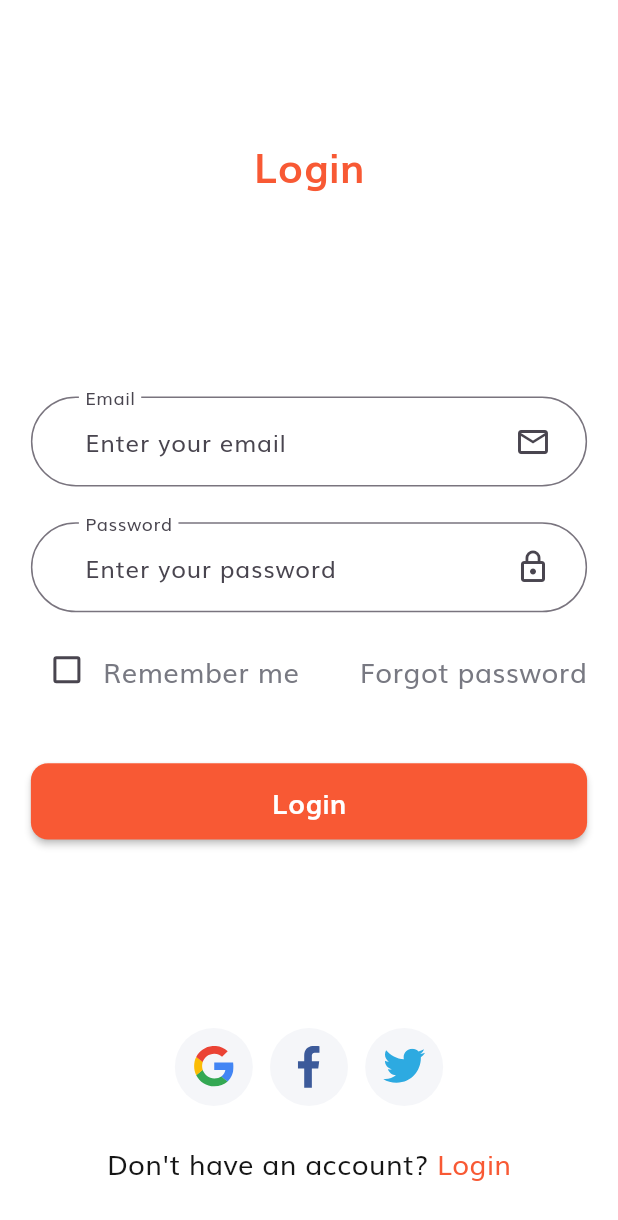
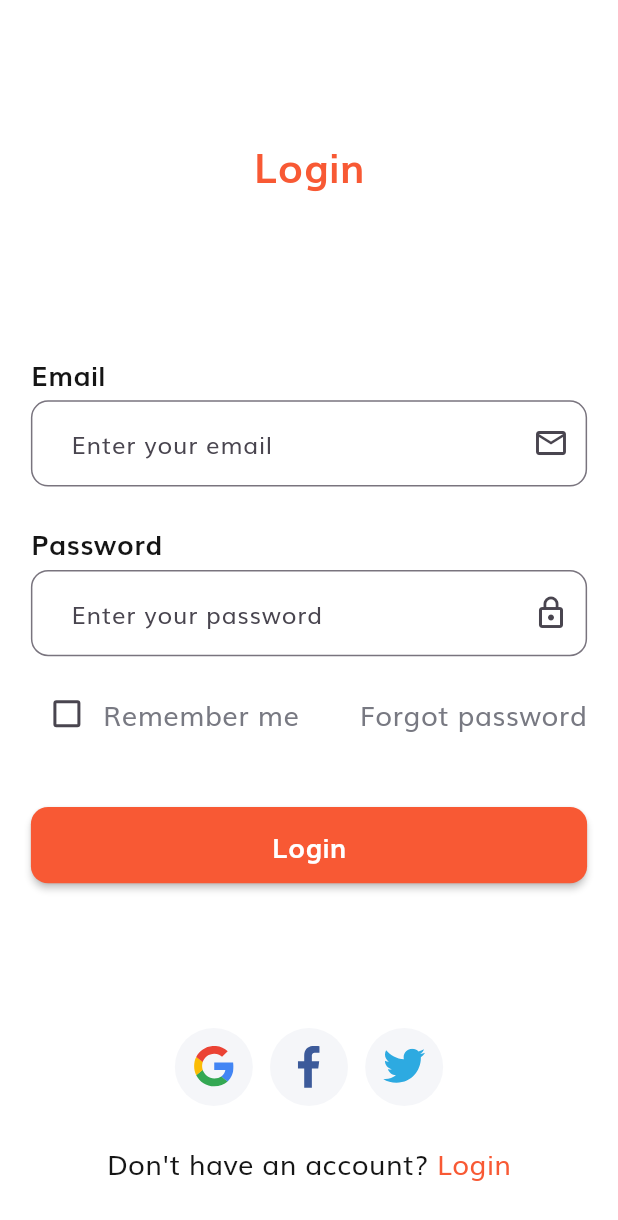
Before and after one commit to BaoLam2610/Flutter-EcommerceApp, a Flutter app: the screen it shows after launch, after a tap on "Continue", on a phone screen of 412 x 824 dp. Shown: the top 1220 px of the screen. Run offline on Flutter 3.47's test engine with Material 3 defaults, Android fonts, the phone set to English and light mode, and no system bars; our stand-ins replace bloc, bot_toast, dio, easy_localization, equatable, flutter_bloc and 7 more; generated files the repository leaves out were written again.

Commit message:
refactor label text field, add primary material color

```diff
--- a/lib/configs/themes/app_colors.dart
+++ b/lib/configs/themes/app_colors.dart
@@ -21,6 +21,21 @@ class AppColors {
     return current;
   }
 
+  static const MaterialColor primaryMaterialColor =
+      MaterialColor(_primaryPrimaryValue, <int, Color>{
+    50: Color(0xFFFEEBE7),
+    100: Color(0xFFFDCDC2),
+    200: Color(0xFFFCAC9A),
+    300: Color(0xFFFA8B71),
+    400: Color(0xFFF97252),
+    500: Color(_primaryPrimaryValue),
+    600: Color(0xFFF7512F),
+    700: Color(0xFFF64827),
+    800: Color(0xFFF53E21),
+    900: Color(0xFFF32E15),
+  });
+  static const int _primaryPrimaryValue = 0xFFF85934;
+
   const AppColors({
     required this.primary,
     required this.primarySup,
@@ -34,7 +49,7 @@ class AppColors {
   });
 
   static AppColors lightThemeColor = const AppColors(
-    primary: Color(0xFFF85934),
+    primary: Color(_primaryPrimaryValue),
     primarySup: Color(0xFFF8F2E2),
     secondary: Color(0xFF787982),
     background: Color(0xFFFFFFFF),
--- a/lib/configs/themes/app_themes.dart
+++ b/lib/configs/themes/app_themes.dart
@@ -11,6 +11,7 @@ final lightTheme = ThemeData(
   splashColor: Colors.transparent,
   fontFamily: FontFamily.muli,
   scaffoldBackgroundColor: AppColors.lightThemeColor.background,
+  primarySwatch: AppColors.primaryMaterialColor
 )..addAppColor(
     AppThemeType.light,
     AppColors.lightThemeColor,
--- a/lib/core/extensions/string_extensions.dart
+++ b/lib/core/extensions/string_extensions.dart
@@ -5,5 +5,5 @@ extension StringExtension on String {
 }
 
 extension NullableStringExtension on String? {
-  bool isNullOrEmpty() => this == null || this?.isEmpty == true;
+  bool get isNullOrEmpty => this == null || this?.isEmpty == true;
 }
--- a/lib/core/usecases/validate/validate_email.dart
+++ b/lib/core/usecases/validate/validate_email.dart
@@ -6,7 +6,7 @@ import '../use_case.dart';
 class ValidateEmailUseCase extends UseCase<String, String> {
   @override
   Future<String> call({String? params}) async {
-    if (params.isNullOrEmpty()) {
+    if (params.isNullOrEmpty) {
       return text_validate_enter.format([text_email.toLowerCase()]);
     }
 
--- a/lib/features/auth/presentation/screens/login/login_screen.dart
+++ b/lib/features/auth/presentation/screens/login/login_screen.dart
@@ -90,7 +90,6 @@ class _LoginPageState extends State<LoginScreen> {
               label: text_password,
               hint: text_password_hint,
               suffixIcon: const Icon(Icons.lock_outline),
-              isPassword: true,
             ),
             SizedBox(height: 12.h),
             _buildRememberMeArea,
--- a/lib/features/auth/presentation/widgets/label_text_field.dart
+++ b/lib/features/auth/presentation/widgets/label_text_field.dart
@@ -1,17 +1,18 @@
 import 'package:flutter/material.dart';
-import 'package:flutter_svg/flutter_svg.dart';
+import 'package:flutter_screenutil/flutter_screenutil.dart';
 
 import '../../../../configs/themes/themes.dart';
+import '../../../../core/extensions/extensions.dart';
 
 class LabelTextField extends StatelessWidget {
   final Function(String text)? onChanged;
   final TextEditingController? controller;
   final String? label;
   final String? hint;
-  final Icon? suffixIcon;
-  final SvgPicture? suffixVectorIcon;
+  final Widget? suffixIcon;
   final TextInputType? inputType;
-  final bool? isPassword;
+  final String? errors;
+  final void Function(PointerDownEvent)? onTapOutSide;
 
   const LabelTextField({
     super.key,
@@ -19,39 +20,63 @@ class LabelTextField extends StatelessWidget {
     this.hint,
     this.suffixIcon,
     this.inputType,
-    this.isPassword,
     this.controller,
-    this.suffixVectorIcon,
     this.onChanged,
+    this.errors,
+    this.onTapOutSide,
   });
+
+  InputBorder get inputBorder => OutlineInputBorder(
+        borderRadius: BorderRadius.circular(10.r),
+        borderSide: BorderSide(color: AppColors.current.secondary),
+      );
+
+  InputBorder get focusBorder => inputBorder.copyWith(
+        borderSide: BorderSide(color: AppColors.current.primary),
+      );
 
   @override
   Widget build(BuildContext context) {
-    final border = OutlineInputBorder(borderRadius: BorderRadius.circular(30));
-
-    final focusBorder = border.copyWith(
-        borderSide: BorderSide(color: AppColors.current.primary));
-
-    return TextField(
+    return Column(
+      crossAxisAlignment: CrossAxisAlignment.start,
+      children: [
+        if (!label.isNullOrEmpty) ...{
+          Text(
+            label!,
+            style: AppTextStyles.bold16,
+          ),
+          SizedBox(
+            height: 4.h,
+          )
+        },
+        TextFormField(
+          onTapOutside: onTapOutSide ?? (_) => FocusScope.of(context).unfocus(),
           onChanged: onChanged,
           controller: controller,
           maxLines: 1,
-      obscureText: isPassword == true,
           keyboardType: inputType,
           decoration: InputDecoration(
-        contentPadding:
-            const EdgeInsets.symmetric(horizontal: 32, vertical: 18),
-        floatingLabelBehavior: FloatingLabelBehavior.always,
-        labelText: label,
+            floatingLabelBehavior: FloatingLabelBehavior.never,
+            contentPadding: EdgeInsets.symmetric(
+              horizontal: 20.w,
+              vertical: 14.h,
+            ),
             hintText: hint,
-        suffixIcon: Padding(
-          padding: const EdgeInsets.symmetric(horizontal: 24),
-          child: suffixIcon ?? suffixVectorIcon,
+            suffixIcon: suffixIcon,
+            focusedBorder: focusBorder,
+            border: inputBorder,
           ),
-        focusedBorder: focusBorder,
-        border: border,
-        focusColor: AppColors.current.primary,
         ),
+        if (!errors.isNullOrEmpty) ...{
+          SizedBox(height: 2.h),
+          Text(
+            errors!,
+            style: AppTextStyles.regular14.copyWith(
+              color: AppColors.current.critical,
+            ),
+          )
+        }
+      ],
     );
   }
 }
```
Lines whose indentation alone changed are shown as unchanged.
